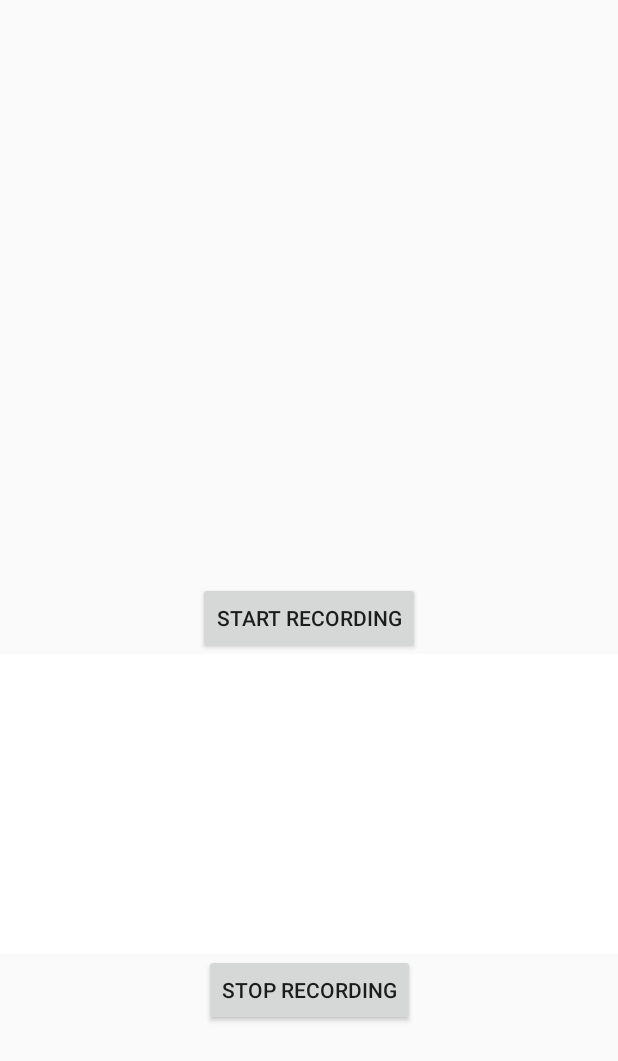
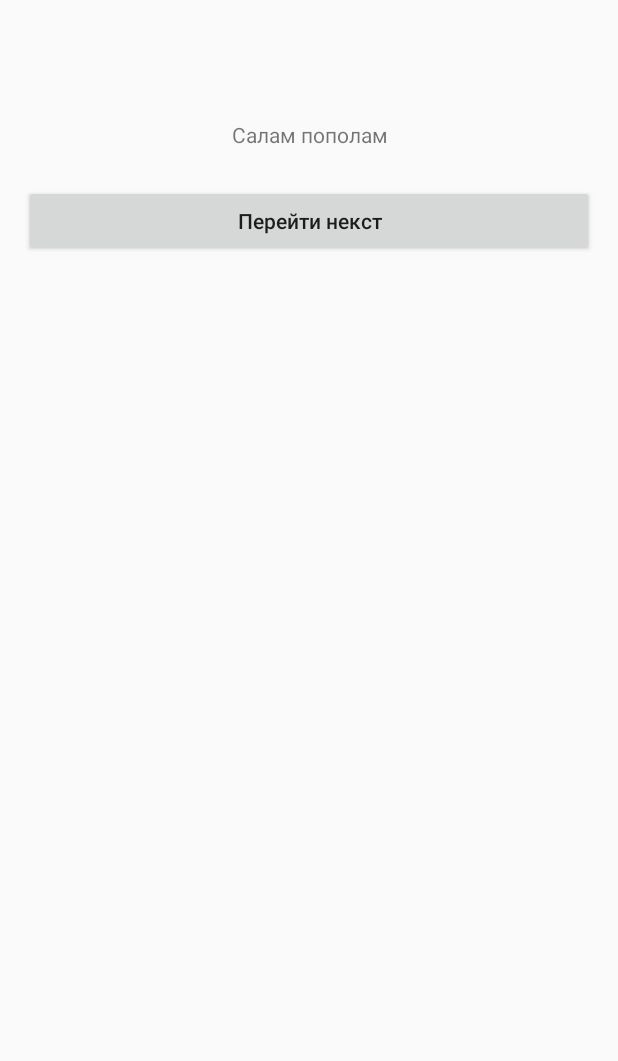
Before and after one commit to RealityBelka/MOBILE, an Android app: the screen it shows after launch (MainActivity), on a phone screen of 412 x 824 dp. Shown: the top 1061 px of the screen. Run offline under Robolectric (Android 15) with nearby library versions, the phone set to English and light mode, and no system bars.

Commit message:
ADD startpage + fixed navigation

```diff
--- a/common/src/main/res/navigation/main_graph.xml
+++ b/common/src/main/res/navigation/main_graph.xml
@@ -2,12 +2,14 @@
 <navigation xmlns:android="http://schemas.android.com/apk/res/android"
     xmlns:app="http://schemas.android.com/apk/res-auto"
     android:id="@+id/main_graph"
-    app:startDestination="@id/voiceFragment">
+    app:startDestination="@id/startPageFragment">
 
     <fragment
         android:id="@+id/biometricFragment"
         android:name="ru.gozerov.presentation.screens.face.BiometricFragment"
         android:label="BiometricFragment">
+
+        <deepLink app:uri="biometricHack://biometric" />
         <action
             android:id="@+id/action_biometricFragment_to_voiceFragment"
             app:destination="@id/voiceFragment" />
@@ -20,4 +22,11 @@
         <deepLink app:uri="biometricHack://voice_record" />
 
     </fragment>
+    <fragment
+        android:id="@+id/startPageFragment"
+        android:name="ru.gozerov.presentation.screens.start_page.StartPageFragment"
+        android:label="StartPageFragment">
+
+        <deepLink app:uri="biometricHack://start_page" />
+    </fragment>
 </navigation>
--- a/core/src/main/java/ru/gozerov/core/navigation/Screen.kt
+++ b/core/src/main/java/ru/gozerov/core/navigation/Screen.kt
@@ -8,5 +8,6 @@ package ru.gozerov.core.navigation
 
 enum class Screen(val route: String) {
     Biometric("biometricHack://biometric"),
-    VoiceRecord("biometricHack://voice_record")
+    VoiceRecord("biometricHack://voice_record"),
+    StartPage("biometricHack://start_page")
 }
--- /dev/null
+++ b/feature-biometric/presentation/src/main/java/ru/gozerov/presentation/screens/start_page/StartPageFragment.kt
@@ -0,0 +1,41 @@
+package ru.gozerov.presentation.screens.start_page
+
+import android.os.Bundle
+import android.view.LayoutInflater
+import android.view.View
+import android.view.ViewGroup
+import androidx.fragment.app.Fragment
+import androidx.navigation.fragment.findNavController
+import ru.gozerov.core.navigation.Screen
+import ru.gozerov.core.navigation.launch
+import ru.gozerov.presentation.databinding.FragmentStartPageBinding
+
+class StartPageFragment : Fragment() {
+    private var _binding: FragmentStartPageBinding? = null
+    private val binding get() = _binding!!
+
+    override fun onCreateView(
+        inflater: LayoutInflater,
+        container: ViewGroup?,
+        savedInstanceState: Bundle?
+    ): View {
+        _binding = FragmentStartPageBinding.inflate(inflater, container, false)
+        return binding.root
+    }
+
+    override fun onDestroyView() {
+        _binding = null
+        super.onDestroyView()
+    }
+
+    override fun onViewCreated(view: View, savedInstanceState: Bundle?) {
+
+        binding.buttonLaunch.setOnClickListener {
+            findNavController().launch(screen = Screen.Biometric)
+        }
+
+
+
+    }
+
+}
--- /dev/null
+++ b/feature-biometric/presentation/src/main/res/layout/fragment_start_page.xml
@@ -0,0 +1,26 @@
+<?xml version="1.0" encoding="utf-8"?>
+<LinearLayout xmlns:android="http://schemas.android.com/apk/res/android"
+    android:layout_width="match_parent"
+    android:orientation="vertical"
+    android:padding="16dp"
+    android:layout_height="match_parent">
+
+    <TextView
+        android:id="@+id/textStartBiometric"
+        android:layout_marginTop="64dp"
+        android:layout_width="match_parent"
+        android:layout_height="wrap_content"
+        android:gravity="center"
+        android:text="Салам пополам" />
+
+    <Button
+        android:id="@+id/buttonLaunch"
+        android:layout_width="match_parent"
+        android:layout_marginTop="24dp"
+        android:layout_height="wrap_content"
+        android:textAllCaps="false"
+        android:text="Перейти некст" />
+
+
+
+</LinearLayout>
```
